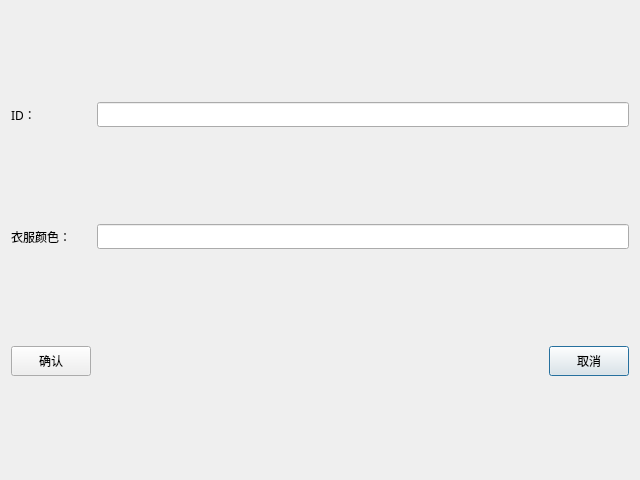
This is LaundryManagementSystem/dlgupdateclothesotherattributes.ui in Quentlam/LaundryManagementSystem as Qt 5 draws it before an edit. The edited form follows.
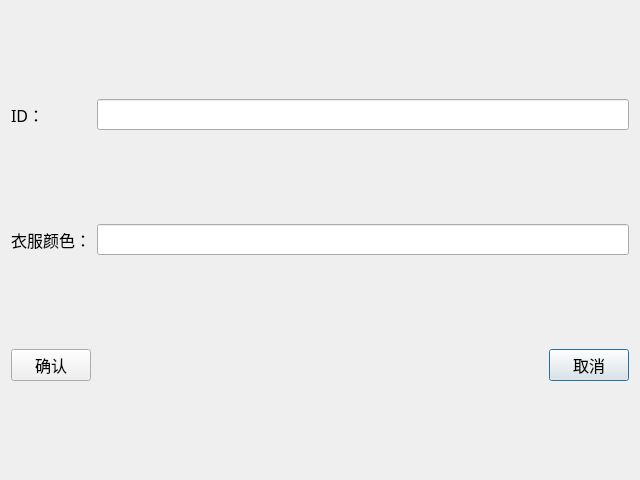
This is the edited form.

```diff
--- a/LaundryManagementSystem/dlgupdateclothesotherattributes.ui
+++ b/LaundryManagementSystem/dlgupdateclothesotherattributes.ui
@@ -13,6 +13,7 @@
   <property name="font">
    <font>
     <family>微软雅黑</family>
+    <pointsize>12</pointsize>
    </font>
   </property>
   <property name="windowTitle">
@@ -21,6 +22,12 @@
   <layout class="QGridLayout" name="gridLayout">
    <item row="0" column="0">
     <widget class="QLabel" name="LbID">
+     <property name="font">
+      <font>
+       <family>微软雅黑</family>
+       <pointsize>12</pointsize>
+      </font>
+     </property>
      <property name="text">
       <string>ID：</string>
      </property>
@@ -34,6 +41,12 @@
        <height>30</height>
       </size>
      </property>
+     <property name="font">
+      <font>
+       <family>微软雅黑</family>
+       <pointsize>12</pointsize>
+      </font>
+     </property>
      <property name="text">
       <string>取消</string>
      </property>
@@ -47,6 +60,12 @@
        <height>30</height>
       </size>
      </property>
+     <property name="font">
+      <font>
+       <family>微软雅黑</family>
+       <pointsize>12</pointsize>
+      </font>
+     </property>
      <property name="text">
       <string>确认</string>
      </property>
@@ -54,6 +73,12 @@
    </item>
    <item row="1" column="0">
     <widget class="QLabel" name="LbText">
+     <property name="font">
+      <font>
+       <family>微软雅黑</family>
+       <pointsize>12</pointsize>
+      </font>
+     </property>
      <property name="text">
       <string>衣服颜色：</string>
      </property>
@@ -61,6 +86,12 @@
    </item>
    <item row="2" column="1">
     <spacer name="horizontalSpacer">
+     <property name="font">
+      <font>
+       <family>微软雅黑</family>
+       <pointsize>12</pointsize>
+      </font>
+     </property>
      <property name="orientation">
       <enum>Qt::Horizontal</enum>
      </property>
@@ -73,10 +104,24 @@
     </spacer>
    </item>
    <item row="1" column="1" colspan="2">
-    <widget class="QLineEdit" name="LeText"/>
+    <widget class="QLineEdit" name="LeText">
+     <property name="font">
+      <font>
+       <family>微软雅黑</family>
+       <pointsize>12</pointsize>
+      </font>
+     </property>
+    </widget>
    </item>
    <item row="0" column="1" colspan="2">
-    <widget class="QLineEdit" name="LeID"/>
+    <widget class="QLineEdit" name="LeID">
+     <property name="font">
+      <font>
+       <family>微软雅黑</family>
+       <pointsize>12</pointsize>
+      </font>
+     </property>
+    </widget>
    </item>
   </layout>
  </widget>
```
